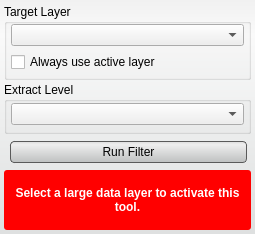
Above: src/Interface/ToolInterface/ExtractDataLayerInterface.ui from SCIInstitute/Seg3D before the change. Below: the same form after it.
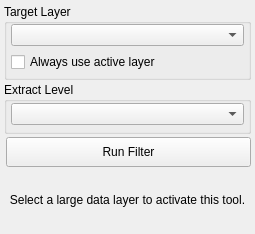
That is the form after the change. Custom widgets are drawn as their Qt base class.

Diff of the .ui file:
```diff
--- a/src/Interface/ToolInterface/ExtractDataLayerInterface.ui
+++ b/src/Interface/ToolInterface/ExtractDataLayerInterface.ui
@@ -19,33 +19,6 @@
   <property name="windowTitle">
    <string>Mask Data Filter</string>
   </property>
-  <property name="styleSheet">
-   <string notr="true">QWidget#ExtractDataLayerInterface{
-  border-radius: 3px;
-  background-color: qlineargradient(spread:pad, x1:0.5, y1:0, x2:0.5, y2:0.960227, stop:0 rgba(241, 241, 241, 255), stop:0.155779 rgba(250, 250, 250, 255), stop:1 rgba(222, 224, 224, 255));      
-}
-
-QPushButton{
-  background-color: qlineargradient(spread:pad, x1:0.5, y1:0, x2:0.5, y2:0.960227, stop:0 rgba(221, 221, 221, 255), stop:0.155779 rgba(238, 238, 238, 255), stop:1 rgba(192, 194, 194, 255));
-  border-radius: 4px;
-  border: 1px solid rgb(90, 90, 90);
-  margin:4px;
-}
-
-QPushButton:hover{
-  background-color: qlineargradient(spread:pad, x1:0.5, y1:0, x2:0.5, y2:1, stop:0 rgba(195, 195, 195, 255), stop:0.253769 rgba(206, 206, 206, 255), stop:1 rgba(185, 185, 185, 255));
-  border-radius: 4px;
-  border: 1px solid rgb(90, 90, 90);
-  margin:4px;
-}
-
-QPushButton:pressed{
-  background-color: qlineargradient(spread:pad, x1:0.5, y1:0, x2:0.5, y2:1, stop:0 rgba(150, 150, 150, 255), stop:0.753769 rgba(206, 206, 206, 255), stop:1 rgba(185, 185, 185, 255));
-  border-radius: 4px;
-  border: 1px solid rgb(90, 90, 90);
-  margin:4px;
-}</string>
-  </property>
   <layout class="QVBoxLayout" name="verticalLayout">
    <property name="spacing">
     <number>2</number>
@@ -251,17 +224,6 @@
        <height>32</height>
       </size>
      </property>
-     <property name="styleSheet">
-      <string notr="true">QLabel#message_{
-  color: white;
-  font: bold;
-}
-
-QWidget#message_alert_{
-  border-radius: 3px;
-  background-color: red;
-}</string>
-     </property>
      <layout class="QHBoxLayout" name="horizontalLayout_5">
       <property name="spacing">
        <number>0</number>
```
Left out of the diff: 3 changed lines with no effect on the pictures.
